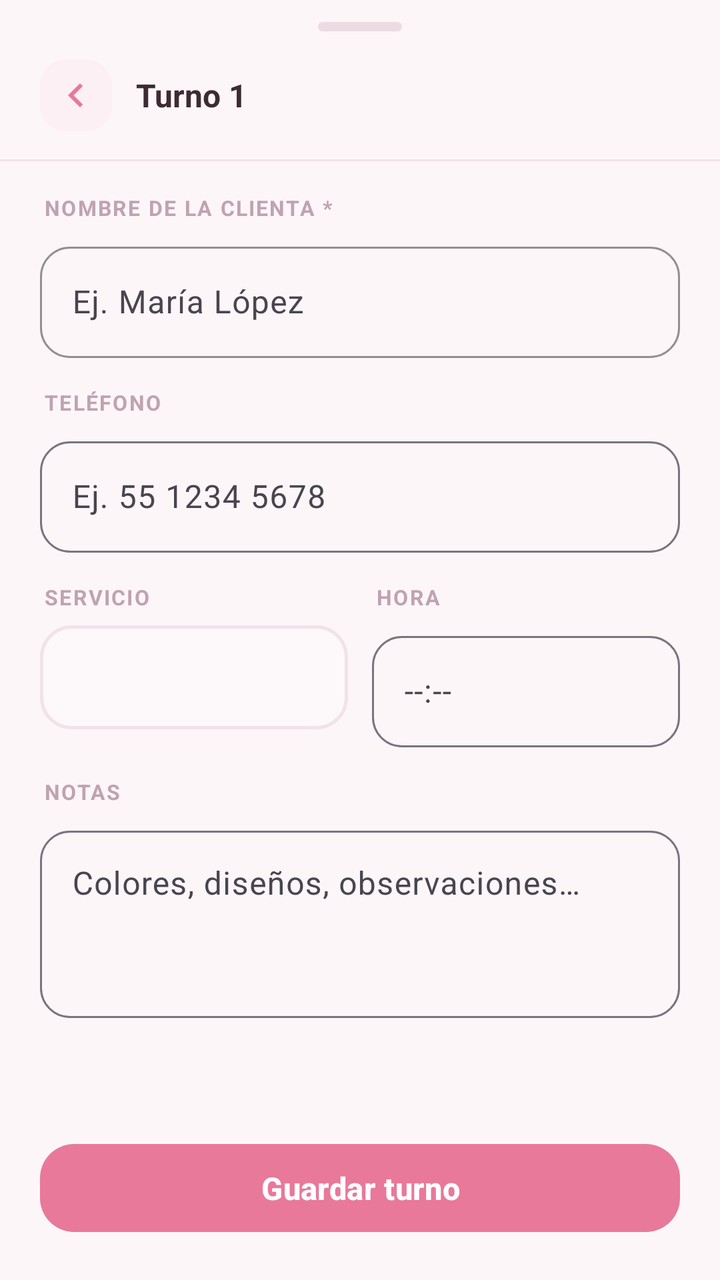
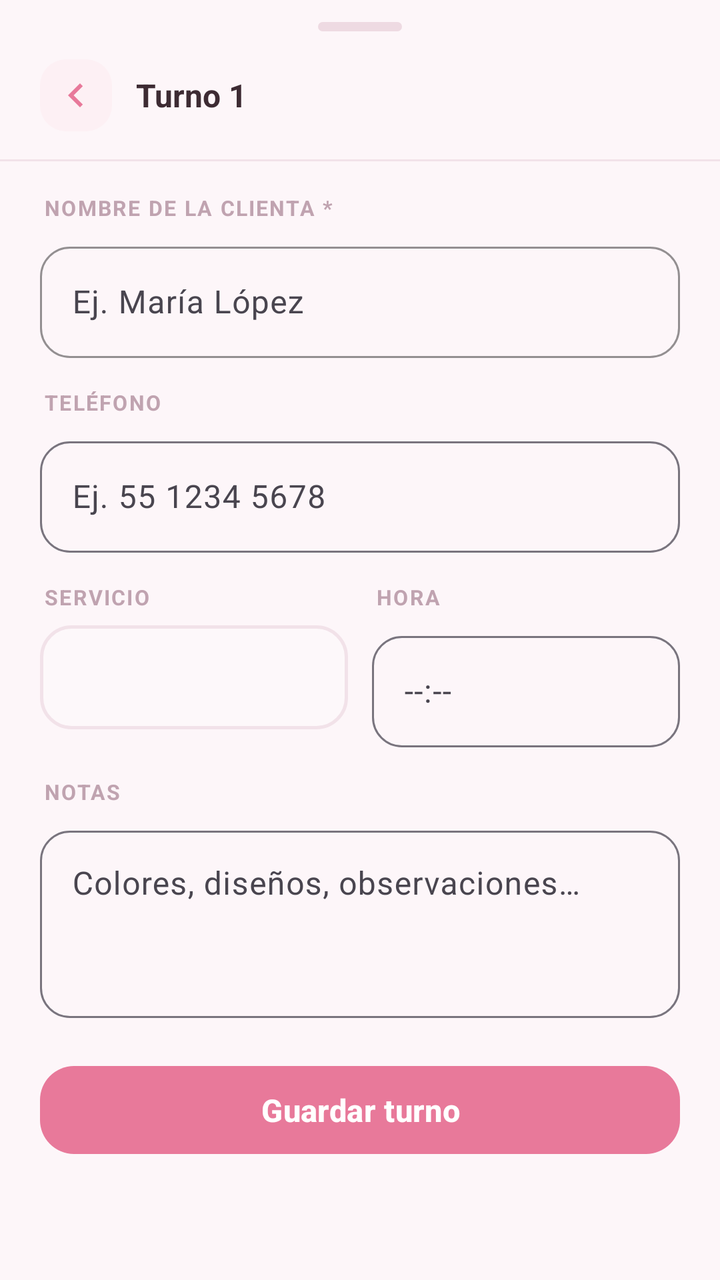

Before-and-after screenshots of an Android layout around one commit, followed by the original layout XML and the change that was made.
<!-- AndroidManifest.xml: application theme Theme.LelysNails -->
<!-- res/layout/dialog_appointment_form.xml -->
<?xml version="1.0" encoding="utf-8"?>
<LinearLayout xmlns:android="http://schemas.android.com/apk/res/android"
    xmlns:app="http://schemas.android.com/apk/res-auto"
    android:layout_width="match_parent"
    android:layout_height="wrap_content"
    android:orientation="vertical"
    android:paddingBottom="20dp">

    <View
        android:layout_width="42dp"
        android:layout_height="4.5dp"
        android:layout_gravity="center_horizontal"
        android:layout_marginTop="11dp"
        android:background="@drawable/bg_handle" />

    <LinearLayout
        android:layout_width="match_parent"
        android:layout_height="wrap_content"
        android:gravity="center_vertical"
        android:orientation="horizontal"
        android:paddingHorizontal="20dp"
        android:paddingTop="14dp"
        android:paddingBottom="14dp">

        <ImageButton
            android:id="@+id/btnBackForm"
            android:layout_width="36dp"
            android:layout_height="36dp"
            android:background="@drawable/bg_nav_btn"
            android:contentDescription="Volver"
            android:src="@drawable/ic_chevron_left"
            app:tint="@color/rose" />

        <TextView
            android:id="@+id/tvFormTitle"
            android:layout_width="wrap_content"
            android:layout_height="wrap_content"
            android:layout_marginStart="12dp"
            android:text="Turno 1"
            android:textColor="@color/ink"
            android:textSize="16sp"
            android:textStyle="bold" />
    </LinearLayout>

    <View
        android:layout_width="match_parent"
        android:layout_height="1dp"
        android:background="@color/line" />

    <ScrollView
        android:layout_width="match_parent"
        android:layout_height="0dp"
        android:layout_weight="1"
        android:fillViewport="true">

        <LinearLayout
            android:layout_width="match_parent"
            android:layout_height="wrap_content"
            android:orientation="vertical"
            android:paddingHorizontal="20dp"
            android:paddingTop="16dp">

            <TextView
                style="@style/FieldLabel"
                android:text="@string/name_label" />

            <com.google.android.material.textfield.TextInputLayout
                android:layout_width="match_parent"
                android:layout_height="wrap_content"
                android:layout_marginBottom="15dp"
                app:boxBackgroundMode="outline"
                app:boxCornerRadiusBottomEnd="15dp"
                app:boxCornerRadiusBottomStart="15dp"
                app:boxCornerRadiusTopEnd="15dp"
                app:boxCornerRadiusTopStart="15dp"
                app:boxStrokeColor="@color/rose_light">

                <com.google.android.material.textfield.TextInputEditText
                    android:id="@+id/etName"
                    android:layout_width="match_parent"
                    android:layout_height="wrap_content"
                    android:hint="Ej. María López"
                    android:inputType="textPersonName"
                    android:maxLines="1" />
            </com.google.android.material.textfield.TextInputLayout>

            <TextView
                style="@style/FieldLabel"
                android:text="@string/phone_label" />

            <com.google.android.material.textfield.TextInputLayout
                android:layout_width="match_parent"
                android:layout_height="wrap_content"
                android:layout_marginBottom="15dp"
                app:boxBackgroundMode="outline"
                app:boxCornerRadiusBottomEnd="15dp"
                app:boxCornerRadiusBottomStart="15dp"
                app:boxCornerRadiusTopEnd="15dp"
                app:boxCornerRadiusTopStart="15dp">

                <com.google.android.material.textfield.TextInputEditText
                    android:id="@+id/etPhone"
                    android:layout_width="match_parent"
                    android:layout_height="wrap_content"
                    android:hint="Ej. 55 1234 5678"
                    android:inputType="phone" />
            </com.google.android.material.textfield.TextInputLayout>

            <LinearLayout
                android:layout_width="match_parent"
                android:layout_height="wrap_content"
                android:orientation="horizontal">

                <LinearLayout
                    android:layout_width="0dp"
                    android:layout_height="wrap_content"
                    android:layout_marginEnd="6dp"
                    android:layout_weight="1"
                    android:orientation="vertical">

                    <TextView
                        style="@style/FieldLabel"
                        android:text="@string/service_label" />

                    <Spinner
                        android:id="@+id/spService"
                        android:layout_width="match_parent"
                        android:layout_height="52dp"
                        android:layout_marginBottom="15dp"
                        android:background="@drawable/bg_input"
                        android:paddingHorizontal="12dp" />
                </LinearLayout>

                <LinearLayout
                    android:layout_width="0dp"
                    android:layout_height="wrap_content"
                    android:layout_marginStart="6dp"
                    android:layout_weight="1"
                    android:orientation="vertical">

                    <TextView
                        style="@style/FieldLabel"
                        android:text="@string/time_label" />

                    <com.google.android.material.textfield.TextInputLayout
                        android:layout_width="match_parent"
                        android:layout_height="wrap_content"
                        android:layout_marginBottom="15dp"
                        app:boxBackgroundMode="outline"
                        app:boxCornerRadiusBottomEnd="15dp"
                        app:boxCornerRadiusBottomStart="15dp"
                        app:boxCornerRadiusTopEnd="15dp"
                        app:boxCornerRadiusTopStart="15dp">

                        <com.google.android.material.textfield.TextInputEditText
                            android:id="@+id/etTime"
                            android:layout_width="match_parent"
                            android:layout_height="wrap_content"
                            android:focusable="false"
                            android:hint="--:--"
                            android:inputType="none" />
                    </com.google.android.material.textfield.TextInputLayout>
                </LinearLayout>
            </LinearLayout>

            <TextView
                style="@style/FieldLabel"
                android:text="@string/notes_label" />

            <com.google.android.material.textfield.TextInputLayout
                android:layout_width="match_parent"
                android:layout_height="wrap_content"
                android:layout_marginBottom="8dp"
                app:boxBackgroundMode="outline"
                app:boxCornerRadiusBottomEnd="15dp"
                app:boxCornerRadiusBottomStart="15dp"
                app:boxCornerRadiusTopEnd="15dp"
                app:boxCornerRadiusTopStart="15dp">

                <com.google.android.material.textfield.TextInputEditText
                    android:id="@+id/etNotes"
                    android:layout_width="match_parent"
                    android:layout_height="wrap_content"
                    android:gravity="top"
                    android:hint="Colores, diseños, observaciones…"
                    android:inputType="textMultiLine"
                    android:minLines="3" />
            </com.google.android.material.textfield.TextInputLayout>
        </LinearLayout>
    </ScrollView>

    <LinearLayout
        android:layout_width="match_parent"
        android:layout_height="wrap_content"
        android:orientation="vertical"
        android:paddingHorizontal="20dp"
        android:paddingTop="12dp">

        <com.google.android.material.button.MaterialButton
            android:id="@+id/btnSave"
            android:layout_width="match_parent"
            android:layout_height="52dp"
            android:text="@string/save"
            android:textSize="15.5sp"
            android:textStyle="bold"
            app:backgroundTint="@color/rose"
            app:cornerRadius="17dp" />

        <com.google.android.material.button.MaterialButton
            android:id="@+id/btnDelete"
            style="@style/Widget.Material3.Button.TextButton"
            android:layout_width="match_parent"
            android:layout_height="52dp"
            android:text="@string/delete"
            android:textColor="#D9536F"
            android:visibility="gone" />
    </LinearLayout>
</LinearLayout>
<!-- resources referenced by this layout -->
<resources>
  <color name="ink">#3D2B33</color>
  <color name="line">#F2E2E9</color>
  <color name="rose">#E8799A</color>
  <color name="rose_light">#F7A8BD</color>
  <!-- drawable bg_handle (drawable) -->
  <?xml version="1.0" encoding="utf-8"?>
  <shape xmlns:android="http://schemas.android.com/apk/res/android">
      <solid android:color="#EEDAE2" />
      <corners android:radius="99dp" />
  </shape>
  <!-- drawable bg_input (drawable) -->
  <?xml version="1.0" encoding="utf-8"?>
  <shape xmlns:android="http://schemas.android.com/apk/res/android">
      <solid android:color="#FDF8FA" />
      <corners android:radius="15dp" />
      <stroke
          android:width="1.5dp"
          android:color="@color/line" />
  </shape>
  <!-- drawable bg_nav_btn (drawable) -->
  <?xml version="1.0" encoding="utf-8"?>
  <ripple xmlns:android="http://schemas.android.com/apk/res/android"
      android:color="#F9DDE7">
      <item>
          <shape>
              <solid android:color="#FDF0F4" />
              <corners android:radius="13dp" />
          </shape>
      </item>
  </ripple>
  <!-- drawable ic_chevron_left (drawable) -->
  <?xml version="1.0" encoding="utf-8"?>
  <vector xmlns:android="http://schemas.android.com/apk/res/android"
      android:width="24dp"
      android:height="24dp"
      android:viewportWidth="24"
      android:viewportHeight="24">
      <path
          android:fillColor="#E8799A"
          android:pathData="M15.41,7.41L14,6l-6,6 6,6 1.41,-1.41L10.83,12z" />
  </vector>
  <string name="delete">Eliminar turno</string>
  <string name="name_label">Nombre de la clienta *</string>
  <string name="notes_label">Notas</string>
  <string name="phone_label">Teléfono</string>
  <string name="save">Guardar turno</string>
  <string name="service_label">Servicio</string>
  <string name="time_label">Hora</string>
  <style name="FieldLabel">
          <item name="android:layout_width">match_parent</item>
          <item name="android:layout_height">wrap_content</item>
          <item name="android:layout_marginBottom">7dp</item>
          <item name="android:paddingStart">2dp</item>
          <item name="android:textAllCaps">true</item>
          <item name="android:textColor">#C0A3B0</item>
          <item name="android:textSize">10.5sp</item>
          <item name="android:textStyle">bold</item>
          <item name="android:letterSpacing">0.07</item>
      </style>
  <style name="Theme.LelysNails" parent="Theme.Material3.Light.NoActionBar">
          <item name="colorPrimary">@color/rose</item>
          <item name="colorPrimaryDark">@color/rose_dark</item>
          <item name="colorAccent">@color/rose</item>
          <item name="colorOnPrimary">@color/white</item>
          <item name="android:statusBarColor">@color/rose_dark</item>
          <item name="android:navigationBarColor">@color/bg</item>
          <item name="android:windowBackground">@color/bg</item>
          <item name="bottomSheetDialogTheme">@style/Theme.LelysNails.BottomSheet</item>
      </style>
  <color name="rose_dark">#D4648A</color>
  <color name="white">#FFFFFF</color>
  <color name="bg">#FDF6F9</color>
  <style name="Theme.LelysNails.BottomSheet" parent="ThemeOverlay.Material3.BottomSheetDialog">
          <item name="bottomSheetStyle">@style/Widget.LelysNails.BottomSheet</item>
      </style>
  <style name="Widget.LelysNails.BottomSheet" parent="Widget.Material3.BottomSheet">
          <item name="shapeAppearance">@style/Shape.LelysNails.BottomSheet</item>
          <item name="backgroundTint">@color/white</item>
      </style>
  <style name="Shape.LelysNails.BottomSheet" parent="">
          <item name="cornerFamily">rounded</item>
          <item name="cornerSizeTopLeft">28dp</item>
          <item name="cornerSizeTopRight">28dp</item>
          <item name="cornerSizeBottomLeft">0dp</item>
          <item name="cornerSizeBottomRight">0dp</item>
      </style>
</resources>

<!-- the commit's change to res/layout/dialog_appointment_form.xml (unified diff, before → after) -->
@@ -47,147 +47,140 @@
         android:layout_height="1dp"
         android:background="@color/line" />
 
-    <ScrollView
-        android:layout_width="match_parent"
-        android:layout_height="0dp"
-        android:layout_weight="1"
-        android:fillViewport="true">
+    <LinearLayout
+        android:layout_width="match_parent"
+        android:layout_height="wrap_content"
+        android:orientation="vertical"
+        android:paddingHorizontal="20dp"
+        android:paddingTop="16dp">
+
+        <TextView
+            style="@style/FieldLabel"
+            android:text="@string/name_label" />
+
+        <com.google.android.material.textfield.TextInputLayout
+            android:layout_width="match_parent"
+            android:layout_height="wrap_content"
+            android:layout_marginBottom="15dp"
+            app:boxBackgroundMode="outline"
+            app:boxCornerRadiusBottomEnd="15dp"
+            app:boxCornerRadiusBottomStart="15dp"
+            app:boxCornerRadiusTopEnd="15dp"
+            app:boxCornerRadiusTopStart="15dp"
+            app:boxStrokeColor="@color/rose_light">
+
+            <com.google.android.material.textfield.TextInputEditText
+                android:id="@+id/etName"
+                android:layout_width="match_parent"
+                android:layout_height="wrap_content"
+                android:hint="Ej. María López"
+                android:inputType="textPersonName"
+                android:maxLines="1" />
+        </com.google.android.material.textfield.TextInputLayout>
+
+        <TextView
+            style="@style/FieldLabel"
+            android:text="@string/phone_label" />
+
+        <com.google.android.material.textfield.TextInputLayout
+            android:layout_width="match_parent"
+            android:layout_height="wrap_content"
+            android:layout_marginBottom="15dp"
+            app:boxBackgroundMode="outline"
+            app:boxCornerRadiusBottomEnd="15dp"
+            app:boxCornerRadiusBottomStart="15dp"
+            app:boxCornerRadiusTopEnd="15dp"
+            app:boxCornerRadiusTopStart="15dp">
+
+            <com.google.android.material.textfield.TextInputEditText
+                android:id="@+id/etPhone"
+                android:layout_width="match_parent"
+                android:layout_height="wrap_content"
+                android:hint="Ej. 55 1234 5678"
+                android:inputType="phone" />
+        </com.google.android.material.textfield.TextInputLayout>
 
         <LinearLayout
             android:layout_width="match_parent"
             android:layout_height="wrap_content"
-            android:orientation="vertical"
-            android:paddingHorizontal="20dp"
-            android:paddingTop="16dp">
-
-            <TextView
-                style="@style/FieldLabel"
-                android:text="@string/name_label" />
-
-            <com.google.android.material.textfield.TextInputLayout
-                android:layout_width="match_parent"
-                android:layout_height="wrap_content"
-                android:layout_marginBottom="15dp"
-                app:boxBackgroundMode="outline"
-                app:boxCornerRadiusBottomEnd="15dp"
-                app:boxCornerRadiusBottomStart="15dp"
-                app:boxCornerRadiusTopEnd="15dp"
-                app:boxCornerRadiusTopStart="15dp"
-                app:boxStrokeColor="@color/rose_light">
-
-                <com.google.android.material.textfield.TextInputEditText
-                    android:id="@+id/etName"
+            android:orientation="horizontal">
+
+            <LinearLayout
+                android:layout_width="0dp"
+                android:layout_height="wrap_content"
+                android:layout_marginEnd="6dp"
+                android:layout_weight="1"
+                android:orientation="vertical">
+
+                <TextView
+                    style="@style/FieldLabel"
+                    android:text="@string/service_label" />
+
+                <Spinner
+                    android:id="@+id/spService"
+                    android:layout_width="match_parent"
+                    android:layout_height="52dp"
+                    android:layout_marginBottom="15dp"
+                    android:background="@drawable/bg_input"
+                    android:paddingHorizontal="12dp" />
+            </LinearLayout>
+
+            <LinearLayout
+                android:layout_width="0dp"
+                android:layout_height="wrap_content"
+                android:layout_marginStart="6dp"
+                android:layout_weight="1"
+                android:orientation="vertical">
+
+                <TextView
+                    style="@style/FieldLabel"
+                    android:text="@string/time_label" />
+
+                <com.google.android.material.textfield.TextInputLayout
                     android:layout_width="match_parent"
                     android:layout_height="wrap_content"
-                    android:hint="Ej. María López"
-                    android:inputType="textPersonName"
-                    android:maxLines="1" />
-            </com.google.android.material.textfield.TextInputLayout>
-
-            <TextView
-                style="@style/FieldLabel"
-                android:text="@string/phone_label" />
-
-            <com.google.android.material.textfield.TextInputLayout
-                android:layout_width="match_parent"
-                android:layout_height="wrap_content"
-                android:layout_marginBottom="15dp"
-                app:boxBackgroundMode="outline"
-                app:boxCornerRadiusBottomEnd="15dp"
-                app:boxCornerRadiusBottomStart="15dp"
-                app:boxCornerRadiusTopEnd="15dp"
-                app:boxCornerRadiusTopStart="15dp">
-
-                <com.google.android.material.textfield.TextInputEditText
-                    android:id="@+id/etPhone"
-                    android:layout_width="match_parent"
-                    android:layout_height="wrap_content"
-                    android:hint="Ej. 55 1234 5678"
-                    android:inputType="phone" />
-            </com.google.android.material.textfield.TextInputLayout>
-
-            <LinearLayout
-                android:layout_width="match_parent"
-                android:layout_height="wrap_content"
-                android:orientation="horizontal">
-
-                <LinearLayout
-                    android:layout_width="0dp"
-                    android:layout_height="wrap_content"
-                    android:layout_marginEnd="6dp"
-                    android:layout_weight="1"
-                    android:orientation="vertical">
-
-                    <TextView
-                        style="@style/FieldLabel"
-                        android:text="@string/service_label" />
-
-                    <Spinner
-                        android:id="@+id/spService"
-                        android:layout_width="match_parent"
-                        android:layout_height="52dp"
-                        android:layout_marginBottom="15dp"
-                        android:background="@drawable/bg_input"
-                        android:paddingHorizontal="12dp" />
-                </LinearLayout>
-
-                <LinearLayout
-                    android:layout_width="0dp"
-                    android:layout_height="wrap_content"
-                    android:layout_marginStart="6dp"
-                    android:layout_weight="1"
-                    android:orientation="vertical">
-
-                    <TextView
-                        style="@style/FieldLabel"
-                        android:text="@string/time_label" />
-
-                    <com.google.android.material.textfield.TextInputLayout
+                    android:layout_marginBottom="15dp"
+                    app:boxBackgroundMode="outline"
+                    app:boxCornerRadiusBottomEnd="15dp"
+                    app:boxCornerRadiusBottomStart="15dp"
+                    app:boxCornerRadiusTopEnd="15dp"
+                    app:boxCornerRadiusTopStart="15dp">
+
+                    <com.google.android.material.textfield.TextInputEditText
+                        android:id="@+id/etTime"
                         android:layout_width="match_parent"
                         android:layout_height="wrap_content"
-                        android:layout_marginBottom="15dp"
-                        app:boxBackgroundMode="outline"
-                        app:boxCornerRadiusBottomEnd="15dp"
-                        app:boxCornerRadiusBottomStart="15dp"
-                        app:boxCornerRadiusTopEnd="15dp"
-                        app:boxCornerRadiusTopStart="15dp">
-
-                        <com.google.android.material.textfield.TextInputEditText
-                            android:id="@+id/etTime"
-                            android:layout_width="match_parent"
-                            android:layout_height="wrap_content"
-                            android:focusable="false"
-                            android:hint="--:--"
-                            android:inputType="none" />
-                    </com.google.android.material.textfield.TextInputLayout>
-                </LinearLayout>
+                        android:focusable="false"
+                        android:hint="--:--"
+                        android:inputType="none" />
+                </com.google.android.material.textfield.TextInputLayout>
             </LinearLayout>
-
-            <TextView
-                style="@style/FieldLabel"
-                android:text="@string/notes_label" />
-
-            <com.google.android.material.textfield.TextInputLayout
+        </LinearLayout>
+
+        <TextView
+            style="@style/FieldLabel"
+            android:text="@string/notes_label" />
+
+        <com.google.android.material.textfield.TextInputLayout
+            android:layout_width="match_parent"
+            android:layout_height="wrap_content"
+            android:layout_marginBottom="8dp"
+            app:boxBackgroundMode="outline"
+            app:boxCornerRadiusBottomEnd="15dp"
+            app:boxCornerRadiusBottomStart="15dp"
+            app:boxCornerRadiusTopEnd="15dp"
+            app:boxCornerRadiusTopStart="15dp">
+
+            <com.google.android.material.textfield.TextInputEditText
+                android:id="@+id/etNotes"
                 android:layout_width="match_parent"
                 android:layout_height="wrap_content"
-                android:layout_marginBottom="8dp"
-                app:boxBackgroundMode="outline"
-                app:boxCornerRadiusBottomEnd="15dp"
-                app:boxCornerRadiusBottomStart="15dp"
-                app:boxCornerRadiusTopEnd="15dp"
-                app:boxCornerRadiusTopStart="15dp">
-
-                <com.google.android.material.textfield.TextInputEditText
-                    android:id="@+id/etNotes"
-                    android:layout_width="match_parent"
-                    android:layout_height="wrap_content"
-                    android:gravity="top"
-                    android:hint="Colores, diseños, observaciones…"
-                    android:inputType="textMultiLine"
-                    android:minLines="3" />
-            </com.google.android.material.textfield.TextInputLayout>
-        </LinearLayout>
-    </ScrollView>
+                android:gravity="top"
+                android:hint="Colores, diseños, observaciones…"
+                android:inputType="textMultiLine"
+                android:minLines="3" />
+        </com.google.android.material.textfield.TextInputLayout>
+    </LinearLayout>
 
     <LinearLayout
         android:layout_width="match_parent"
